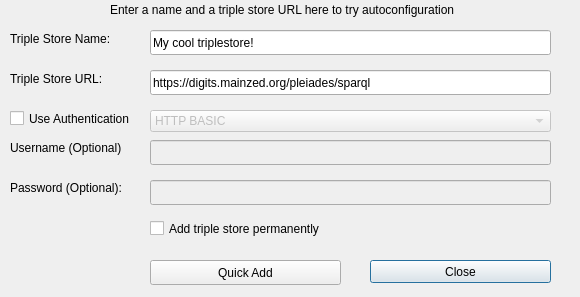
Before: the Qt Designer form dialogs/ui/triplestorequickadddialog.ui in sparqlunicorn/sparqlunicornGoesGIS, drawn with Qt 5.
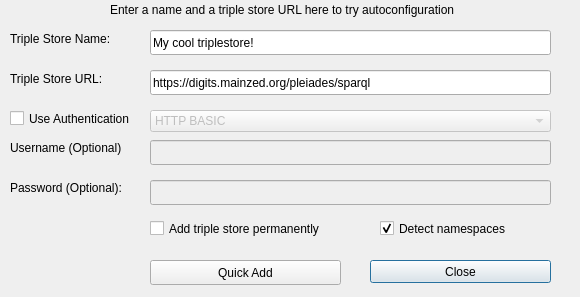
After: the same form once the commit is applied.

Patch:
```diff
--- a/dialogs/ui/triplestorequickadddialog.ui
+++ b/dialogs/ui/triplestorequickadddialog.ui
@@ -109,7 +109,7 @@
     <rect>
      <x>150</x>
      <y>220</y>
-     <width>401</width>
+     <width>211</width>
      <height>17</height>
     </rect>
    </property>
@@ -214,6 +214,22 @@
     </property>
    </item>
   </widget>
+  <widget class="QCheckBox" name="detectNamespacesCBox">
+   <property name="geometry">
+    <rect>
+     <x>380</x>
+     <y>220</y>
+     <width>191</width>
+     <height>17</height>
+    </rect>
+   </property>
+   <property name="text">
+    <string>Detect namespaces</string>
+   </property>
+   <property name="checked">
+    <bool>true</bool>
+   </property>
+  </widget>
  </widget>
  <resources/>
  <connections/>
```
Left out of the diff: 2 changed lines with no effect on the pictures.
